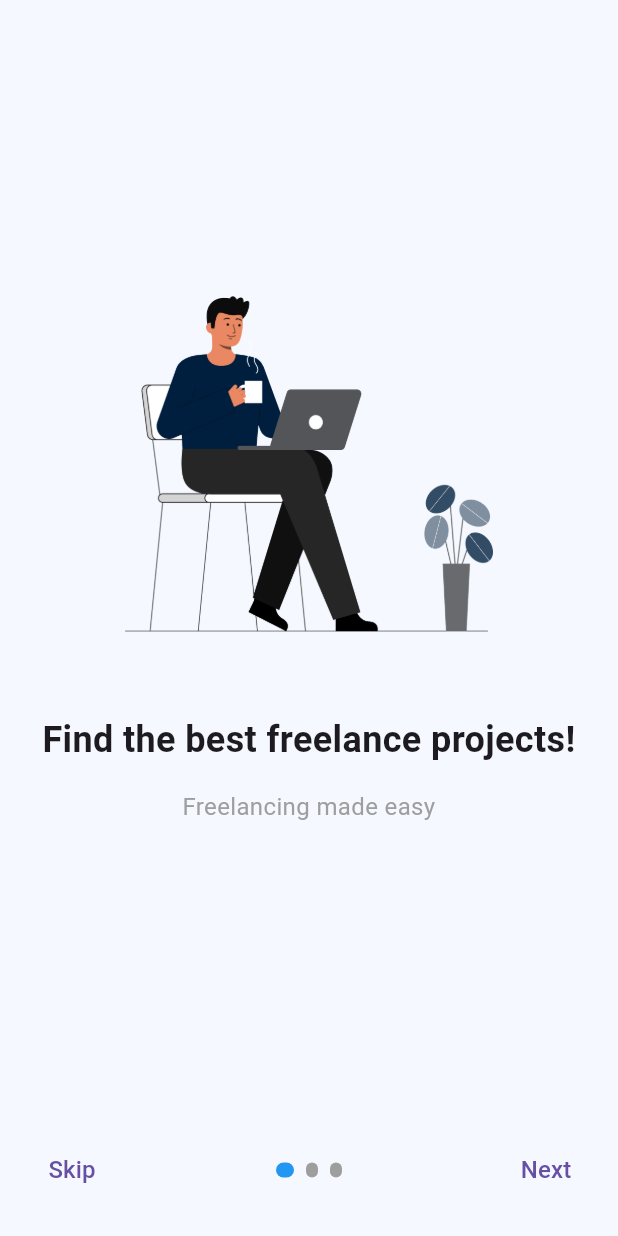
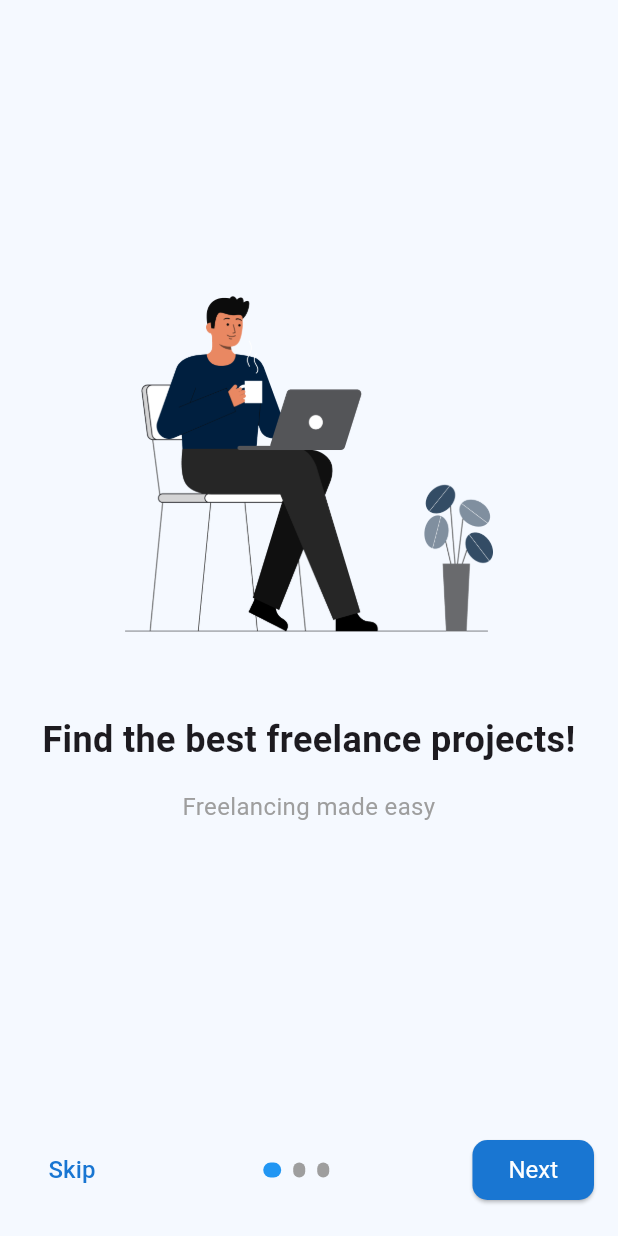
Before and after one commit to Prajjwall123/projectsyeti, a Flutter app: the screen it shows after launch, on a phone screen of 412 x 824 dp. Run offline on Flutter 3.47's test engine with Material 3 defaults, Android fonts, the phone set to English and light mode, and no system bars; Roboto replaces fonts that are missing (NotoSans Regular).

Commit message:
NotoSans and onboarding changes

```diff
--- a/lib/core/common/my_card.dart
+++ b/lib/core/common/my_card.dart
@@ -79,8 +79,8 @@ class MyCard extends StatelessWidget {
                         "E-Commerce Mobile Application",
                         style: TextStyle(
                           fontSize: 18,
-                          fontWeight: FontWeight.w600,
-                          color: Colors.black87,
+                          fontFamily: 'NotoSans Bold',
+                          color: Colors.black,
                         ),
                       ),
                     ],
--- a/lib/views/onboarding_view.dart
+++ b/lib/views/onboarding_view.dart
@@ -57,7 +57,7 @@ class _OnboardingViewState extends State<OnboardingView> {
                   },
                   child: const Text(
                     "Skip",
-                    style: TextStyle(fontSize: 16.0),
+                    style: TextStyle(fontSize: 16.0, color: Color(0xFF1976D2)),
                   ),
                 ),
                 Row(
@@ -76,7 +76,7 @@ class _OnboardingViewState extends State<OnboardingView> {
                     );
                   }),
                 ),
-                TextButton(
+                ElevatedButton(
                   onPressed: () {
                     if (_currentIndex < 2) {
                       _controller.nextPage(
@@ -87,13 +87,17 @@ class _OnboardingViewState extends State<OnboardingView> {
                       Navigator.push(
                         context,
                         MaterialPageRoute(
-                            builder: (context) => const LoginView()),
+                          builder: (context) => const LoginView(),
+                        ),
                       );
                     }
                   },
+                  style: ElevatedButton.styleFrom(
+                    textStyle: const TextStyle(fontSize: 16.0),
+                  ),
                   child: Text(
                     _currentIndex == 2 ? "Finish" : "Next",
-                    style: const TextStyle(fontSize: 16.0),
+                    style: const TextStyle(color: Colors.white),
                   ),
                 ),
               ],
```
Also changed, not shown: lib/core/common/navigation_menu.dart (deleted, +0 -27 lines).
